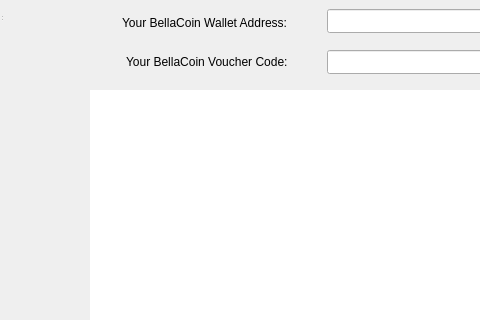
First picture: the form in src/qt/forms/voucherpage.ui, repository TheAmbiaFund/Belacoin, before the edit; both pictures show x 0 to 480 and y 0 to 320 of the 1024 by 509 pixel window.
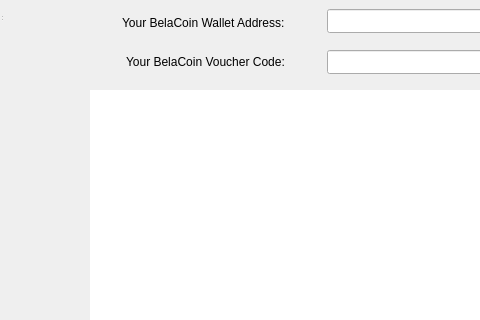
Second picture: the form after the edit.

What changed in the file:
```diff
--- a/src/qt/forms/voucherpage.ui
+++ b/src/qt/forms/voucherpage.ui
@@ -106,7 +106,7 @@
      </rect>
     </property>
     <property name="text">
-     <string>Your BellaCoin Wallet Address:</string>
+     <string>Your BelaCoin Wallet Address:</string>
     </property>
    </widget>
    <widget class="QLabel" name="label_2">
@@ -119,7 +119,7 @@
      </rect>
     </property>
     <property name="text">
-     <string>Your BellaCoin Voucher Code:</string>
+     <string>Your BelaCoin Voucher Code:</string>
     </property>
    </widget>
    <widget class="QLineEdit" name="voucherCode">
```
